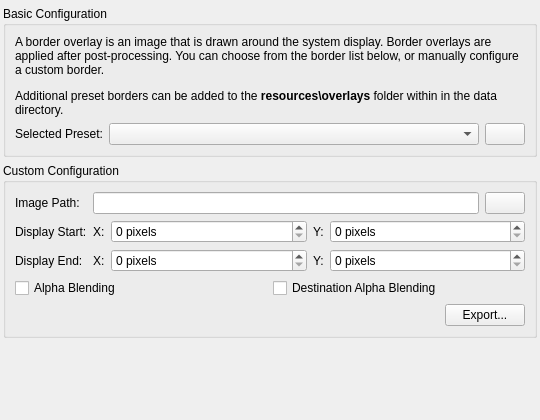
Qt form src/duckstation-qt/postprocessingoverlayconfigwidget.ui (stenzek/duckstation) before a commit.
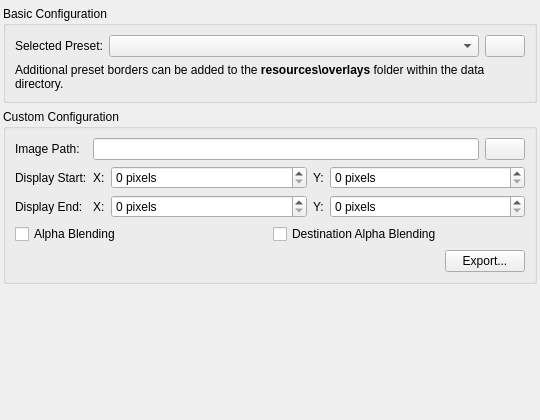
The same form after that commit. Icons and pictures are not drawn.

Commit message: Qt: Add descriptions to post-processing page

The edit to the form file:
```diff
--- a/src/duckstation-qt/postprocessingoverlayconfigwidget.ui
+++ b/src/duckstation-qt/postprocessingoverlayconfigwidget.ui
@@ -29,27 +29,17 @@
       <string>Basic Configuration</string>
      </property>
      <layout class="QGridLayout" name="gridLayout" columnstretch="0,1,0">
-      <item row="0" column="0" colspan="3">
-       <widget class="QLabel" name="label">
-        <property name="text">
-         <string>&lt;html&gt;&lt;head/&gt;&lt;body&gt;&lt;p&gt;A border overlay is an image that is drawn around the system display. Border overlays are applied after post-processing. You can choose from the border list below, or manually configure a custom border.&lt;/p&gt;&lt;p&gt;Additional preset borders can be added to the &lt;span style=&quot; font-weight:700;&quot;&gt;resources\overlays&lt;/span&gt; folder within in the data directory.&lt;/p&gt;&lt;/body&gt;&lt;/html&gt;</string>
-        </property>
-        <property name="wordWrap">
-         <bool>true</bool>
-        </property>
-       </widget>
-      </item>
-      <item row="1" column="0">
+      <item row="0" column="0">
        <widget class="QLabel" name="label_2">
         <property name="text">
          <string>Selected Preset:</string>
         </property>
        </widget>
       </item>
-      <item row="1" column="1">
+      <item row="0" column="1">
        <widget class="QComboBox" name="overlayName"/>
       </item>
-      <item row="1" column="2">
+      <item row="0" column="2">
        <widget class="QPushButton" name="refreshOverlayList">
         <property name="sizePolicy">
          <sizepolicy hsizetype="Maximum" vsizetype="Fixed">
@@ -66,6 +56,16 @@
         </property>
        </widget>
       </item>
+      <item row="1" column="0" colspan="3">
+       <widget class="QLabel" name="label">
+        <property name="text">
+         <string>&lt;html&gt;&lt;head/&gt;&lt;body&gt;&lt;p&gt;Additional preset borders can be added to the &lt;span style=&quot; font-weight:700;&quot;&gt;resources\overlays&lt;/span&gt; folder within the data directory.&lt;/p&gt;&lt;/body&gt;&lt;/html&gt;</string>
+        </property>
+        <property name="wordWrap">
+         <bool>true</bool>
+        </property>
+       </widget>
+      </item>
      </layout>
     </widget>
    </item>
```
The commit also changes 2 other files.
